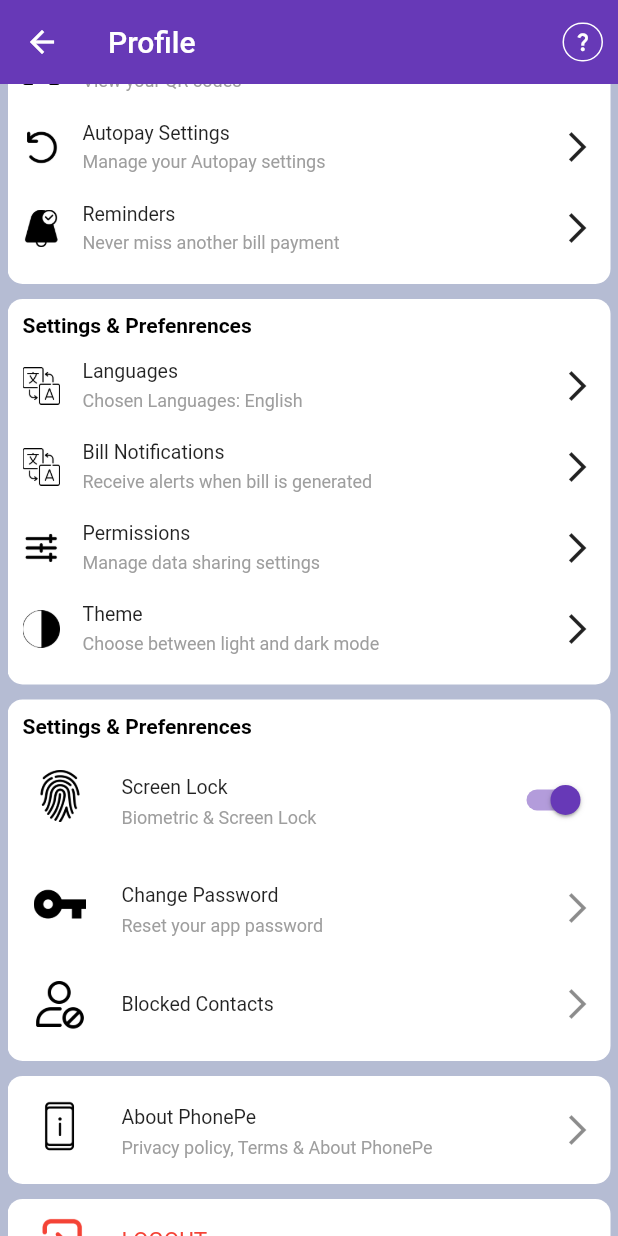
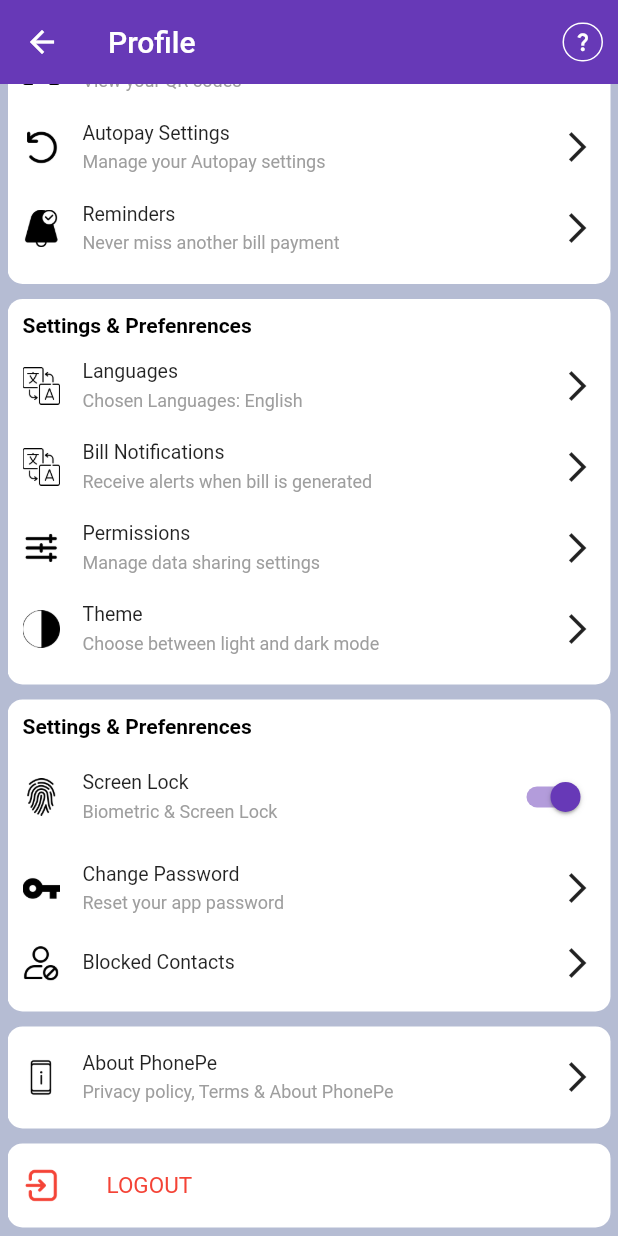
Before and after one commit to Iamdheeraj22/phonepe_design, a Flutter app: the screen it shows after launch, scrolled down 576 dp, on a phone screen of 412 x 824 dp. Run offline on Flutter 3.47's test engine with Material 2 defaults, Android fonts, the phone set to English and light mode, and no system bars.

Commit message:
Solve design issues

```diff
--- a/lib/Page/ProfileScreen.dart
+++ b/lib/Page/ProfileScreen.dart
@@ -306,61 +306,74 @@
                           fontSize: 14),
                     ),
                     heightBox(5),
-
-                    //@Change Password
-                    ListTile(
-                        onTap: () {},
-                        contentPadding: EdgeInsets.zero,
-                        leading: Image.asset(
+                    Container(
+                      margin: EdgeInsets.symmetric(vertical: 10),
+                      child: Row(
+                        mainAxisAlignment: MainAxisAlignment.spaceBetween,
+                        children: [
+                          Row(
+                            children: [
+                              Image.asset(
                                 "assets/icons/biometrics.png",
-                          height: 35,
-                          width: 50,
+                                height: 25,
+                                width: 25,
                               ),
-                        title: const Text(
+                              widthBox(15),
+                              Column(
+                                crossAxisAlignment: CrossAxisAlignment.start,
+                                children: [
+                                  const Text(
                                     "Screen Lock",
                                     style: TextStyle(fontSize: 13),
                                   ),
-                        subtitle: const Text(
-                          "Biometric & Screen Lock",
-                          style: TextStyle(fontSize: 12, color: grey),
+                                  heightBox(5),
+                                  const Text("Biometric & Screen Lock",
+                                      style:
+                                          TextStyle(fontSize: 12, color: grey))
+                                ],
                               ),
-                        trailing: Switch(
+                            ],
+                          ),
+                          Switch(
                             activeColor: primaryBlueColor,
                             value: true,
                             onChanged: (v) {},
-                        )),
+                          )
+                        ],
+                      ),
+                    ),
+
                     //@Change Password
-                    ListTile(
-                        onTap: () {},
-                        contentPadding: EdgeInsets.zero,
-                        leading: Image.asset(
-                          "assets/icons/key.png",
-                          height: 35,
-                          width: 50,
+                    PaymentItem(
+                      title: "Change Password",
+                      subTitle: "Reset your app password",
+                      imgUrl: "assets/icons/key.png",
                     ),
-                        title: const Text(
-                          "Change Password",
-                          style: TextStyle(fontSize: 13),
+
+                    //@Permissions
+                    Container(
+                      margin: EdgeInsets.symmetric(vertical: 10),
+                      child: Row(
+                        mainAxisAlignment: MainAxisAlignment.spaceBetween,
+                        children: [
+                          Row(
+                            children: [
+                              Image.asset(
+                                "assets/icons/block-user.png",
+                                height: 25,
+                                width: 25,
                               ),
-                        subtitle: const Text(
-                          "Reset your app password",
-                          style: TextStyle(fontSize: 12, color: grey),
-                        ),
-                        trailing: const Icon(Icons.arrow_forward_ios)),
-                    //@Permissions
-                    ListTile(
-                        onTap: () {},
-                        contentPadding: EdgeInsets.zero,
-                        leading: Image.asset(
-                          "assets/icons/block-user.png",
-                          height: 35,
-                          width: 50,
-                        ),
-                        title: const Text(
+                              widthBox(15),
+                              const Text(
                                 "Blocked Contacts",
                                 style: TextStyle(fontSize: 13),
                               ),
-                        trailing: const Icon(Icons.arrow_forward_ios)),
+                            ],
+                          ),
+                          const Icon(Icons.arrow_forward_ios)
+                        ],
+                      ),
+                    )
                   ],
                 ),
               ),
@@ -369,26 +382,15 @@
               Container(
                 margin: const EdgeInsets.only(top: 10),
                 width: width(context),
-                padding: const EdgeInsets.symmetric(horizontal: 10),
+                padding:
+                    const EdgeInsets.symmetric(horizontal: 10, vertical: 7),
                 decoration: BoxDecoration(
                     color: white, borderRadius: BorderRadius.circular(10)),
-                child: ListTile(
-                    onTap: () {},
-                    contentPadding: EdgeInsets.zero,
-                    leading: Image.asset(
-                      "assets/icons/information.png",
-                      height: 35,
-                      width: 50,
+                child: PaymentItem(
+                  title: "About PhonePe",
+                  subTitle: "Privacy policy, Terms & About PhonePe",
+                  imgUrl: "assets/icons/information.png",
                 ),
-                    title: const Text(
-                      "About PhonePe",
-                      style: TextStyle(fontSize: 13),
-                    ),
-                    subtitle: const Text(
-                      "Privacy policy, Terms & About PhonePe",
-                      style: TextStyle(fontSize: 12, color: grey),
-                    ),
-                    trailing: const Icon(Icons.arrow_forward_ios)),
               ),
 
               //Logout
@@ -402,7 +404,7 @@
                   onTap: () {},
                   contentPadding: EdgeInsets.zero,
                   leading: Image.asset("assets/icons/log-out.png",
-                      height: 35, width: 50, color: Colors.red),
+                      height: 25, width: 25, color: Colors.red),
                   title: const Text(
                     "LOGOUT",
                     style: TextStyle(fontSize: 15, color: Colors.red),
```
Lines whose indentation alone changed are shown as unchanged.
